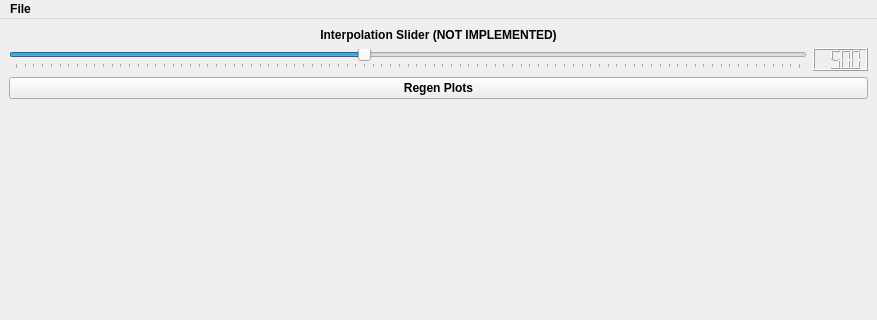
Old version of the form src/qt_ui/main_window.ui in the repository Eric-Meunier/Processor-Suite; both pictures show x 0 to 877 and y 0 to 320 of the 877 by 798 pixel window.
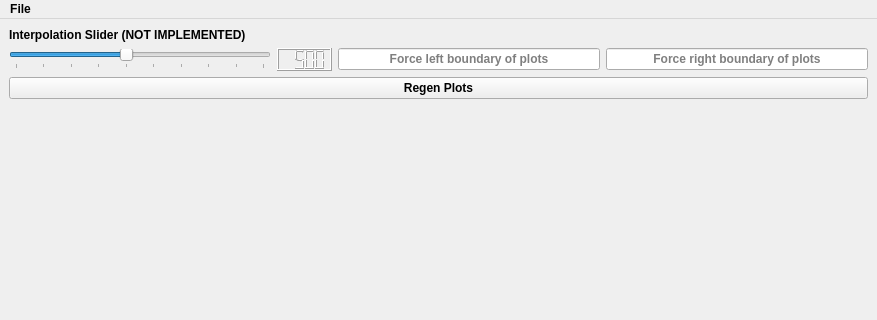
New version of the form.

Commit message: Cleaned up come imports and added plot boundary customization

What changed in the file:
```diff
--- a/src/qt_ui/main_window.ui
+++ b/src/qt_ui/main_window.ui
@@ -30,7 +30,7 @@
        <string>Interpolation Slider (NOT IMPLEMENTED)</string>
       </property>
       <property name="alignment">
-       <set>Qt::AlignCenter</set>
+       <set>Qt::AlignLeading|Qt::AlignLeft|Qt::AlignVCenter</set>
       </property>
      </widget>
     </item>
@@ -38,6 +38,12 @@
      <layout class="QHBoxLayout" name="horizontalLayout">
       <item>
        <widget class="QSlider" name="sldInterp">
+        <property name="sizePolicy">
+         <sizepolicy hsizetype="Preferred" vsizetype="Maximum">
+          <horstretch>0</horstretch>
+          <verstretch>0</verstretch>
+         </sizepolicy>
+        </property>
         <property name="minimum">
          <number>100</number>
         </property>
@@ -57,14 +63,14 @@
          <enum>QSlider::TicksBelow</enum>
         </property>
         <property name="tickInterval">
-         <number>10</number>
+         <number>100</number>
         </property>
        </widget>
       </item>
       <item>
        <widget class="QLCDNumber" name="lcdInterp">
         <property name="sizePolicy">
-         <sizepolicy hsizetype="Minimum" vsizetype="Fixed">
+         <sizepolicy hsizetype="Fixed" vsizetype="Fixed">
           <horstretch>0</horstretch>
           <verstretch>0</verstretch>
          </sizepolicy>
@@ -88,6 +94,50 @@
         </property>
        </widget>
       </item>
+      <item>
+       <widget class="QLineEdit" name="lineLeft">
+        <property name="sizePolicy">
+         <sizepolicy hsizetype="Minimum" vsizetype="Fixed">
+          <horstretch>0</horstretch>
+          <verstretch>0</verstretch>
+         </sizepolicy>
+        </property>
+        <property name="toolTip">
+         <string>Plot left boundary</string>
+        </property>
+        <property name="text">
+         <string/>
+        </property>
+        <property name="alignment">
+         <set>Qt::AlignCenter</set>
+        </property>
+        <property name="placeholderText">
+         <string>Force left boundary of plots</string>
+        </property>
+       </widget>
+      </item>
+      <item>
+       <widget class="QLineEdit" name="lineRight">
+        <property name="sizePolicy">
+         <sizepolicy hsizetype="Minimum" vsizetype="Fixed">
+          <horstretch>0</horstretch>
+          <verstretch>0</verstretch>
+         </sizepolicy>
+        </property>
+        <property name="toolTip">
+         <string>Plot right boundary</string>
+        </property>
+        <property name="layoutDirection">
+         <enum>Qt::LeftToRight</enum>
+        </property>
+        <property name="alignment">
+         <set>Qt::AlignCenter</set>
+        </property>
+        <property name="placeholderText">
+         <string>Force right boundary of plots</string>
+        </property>
+       </widget>
+      </item>
      </layout>
     </item>
     <item>
```
The commit also changes 6 other files.
